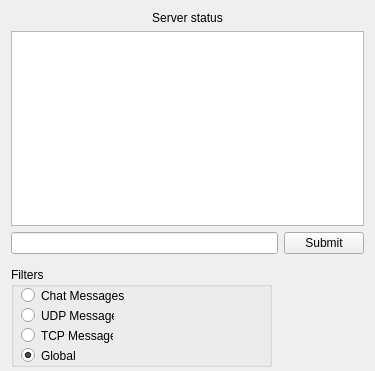
Old version of the form src/widget.ui in the repository GeekyGamer14/LoE-PrivateServer.
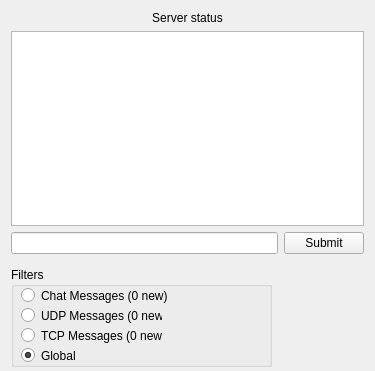
New version of the form. Icons and pictures are not drawn.

Diff of the .ui file:
```diff
--- a/src/widget.ui
+++ b/src/widget.ui
@@ -81,7 +81,7 @@
        </rect>
       </property>
       <property name="text">
-       <string>Chat Messages</string>
+       <string>Chat Messages (0 new)</string>
       </property>
      </widget>
      <widget class="QRadioButton" name="udpFilter">
@@ -89,12 +89,12 @@
        <rect>
         <x>10</x>
         <y>40</y>
-        <width>93</width>
+        <width>141</width>
         <height>17</height>
        </rect>
       </property>
       <property name="text">
-       <string>UDP Messages</string>
+       <string>UDP Messages (0 new)</string>
       </property>
      </widget>
      <widget class="QRadioButton" name="tcpFilter">
@@ -102,12 +102,12 @@
        <rect>
         <x>10</x>
         <y>60</y>
-        <width>92</width>
+        <width>141</width>
         <height>17</height>
        </rect>
       </property>
       <property name="text">
-       <string>TCP Messages</string>
+       <string>TCP Messages (0 new)</string>
       </property>
      </widget>
      <widget class="QRadioButton" name="globalFilter">
```
Left out of the diff: 2 changed lines with no effect on the pictures.
